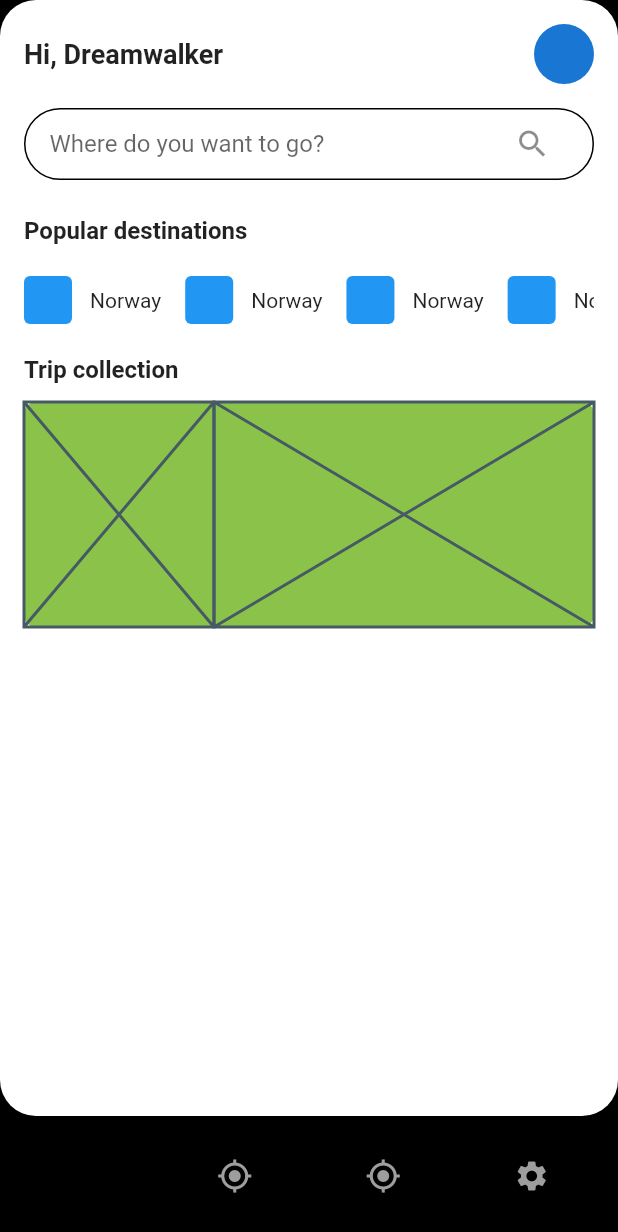
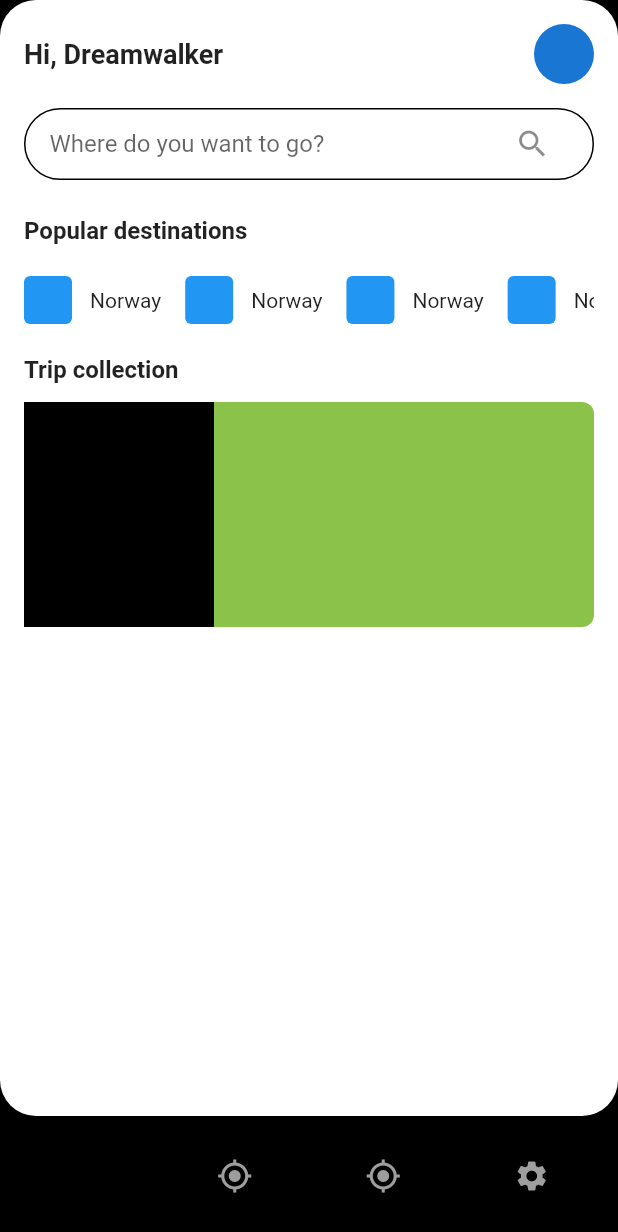
Before and after one commit to JAICHANGPARK/flutter_notebook_18th_story, a Flutter app: the RentalMainPage screen opened by its route, on a phone screen of 412 x 824 dp. Shown: the top 1232 px of the screen. Run offline on Flutter 3.47's test engine with Material 2 defaults, Android fonts, the phone set to English and light mode, and no system bars; our stand-ins replace flutter_riverpod, go_router.

Commit message:
Update rental_main_page.dart

```diff
--- a/lib/ep1051_travel_car_rental_app/src/ui/rental_main_page.dart
+++ b/lib/ep1051_travel_car_rental_app/src/ui/rental_main_page.dart
@@ -127,8 +127,16 @@ class _RentalMainPageState extends State<RentalMainPage> {
                           ),
                           child: Row(
                             children: [
-                              Expanded(child: Placeholder(), flex: 3,),
-                              Expanded(child: Placeholder(), flex: 6,)
+                              Expanded(child: Container(
+                                decoration: BoxDecoration(
+                                  color: Colors.black,
+                                ),
+                              ), flex: 3,),
+                              Expanded(child: Container(
+                                decoration: BoxDecoration(
+
+                                ),
+                              ), flex: 6,)
                             ],
                           ),
                         )
```
